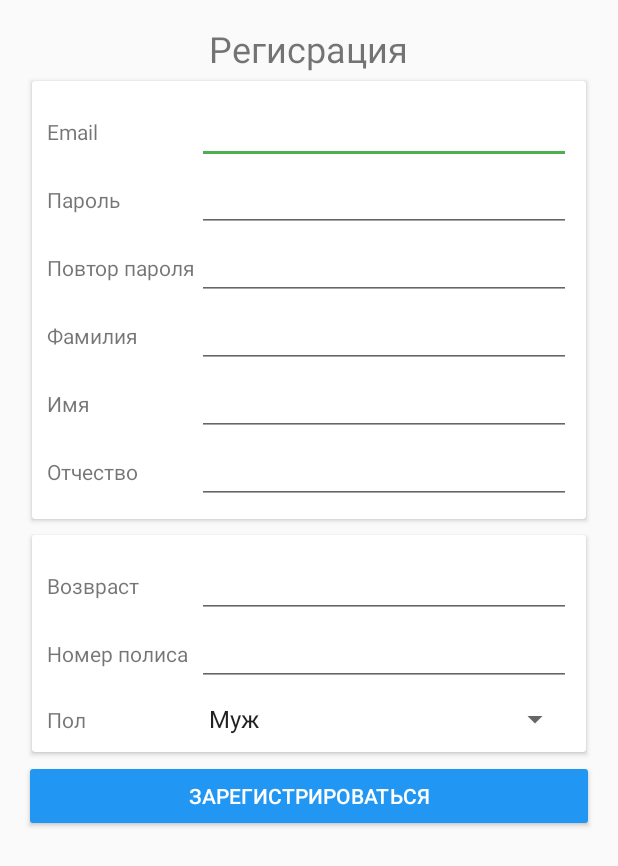
After one commit to aemarkov/study-stomatology, an Android app: the NewAccountActivity screen opened directly, with no data from a screen before it, on a phone screen of 412 x 824 dp. The commit adds this screen. Shown: the top 866 px of the screen. Run offline under Robolectric (Android 15) with nearby library versions, the phone set to English and light mode, and no system bars; 1 statement that could not run was skipped.

Commit message:
Начал работу с аккаунтом, но какая-то хрень, фтопку

```diff
--- a/app/src/main/AndroidManifest.xml
+++ b/app/src/main/AndroidManifest.xml
@@ -3,6 +3,10 @@
     package="com.example.stomatologyclient">
 
     <uses-permission android:name="android.permission.INTERNET" />
+    <uses-permission android:name="android.permission.GET_ACCOUNTS" />
+    <uses-permission android:name="android.permission.MANAGE_ACCOUNTS" />
+    <uses-permission android:name="android.permission.AUTHENTICATE_ACCOUNTS" />
+    <uses-permission android:name="android.permission.USE_CREDENTIALS" />
 
     <application
         android:allowBackup="true"
@@ -47,6 +51,7 @@
                 android:name="android.support.PARENT_ACTIVITY"
                 android:value="com.example.stomatologyclient.MainActivity" />
         </activity>
+        <activity android:name=".activity.NewAccountActivity"></activity>
     </application>
 
 </manifest>
--- a/app/src/main/java/com/example/stomatologyclient/MainActivity.java
+++ b/app/src/main/java/com/example/stomatologyclient/MainActivity.java
@@ -12,6 +12,7 @@ import android.support.v7.widget.Toolbar;
 import android.view.Menu;
 import android.view.MenuItem;
 
+import com.example.stomatologyclient.auth.StomatologyAuthenticator;
 import com.example.stomatologyclient.fragments.AboutFramgnet;
 import com.example.stomatologyclient.fragments.CategoriesFragment;
 import com.example.stomatologyclient.fragments.DoctorsFragment;
--- /dev/null
+++ b/app/src/main/java/com/example/stomatologyclient/activity/NewAccountActivity.java
@@ -0,0 +1,107 @@
+package com.example.stomatologyclient.activity;
+
+import android.accounts.AccountAuthenticatorActivity;
+import android.support.v7.app.AppCompatActivity;
+import android.os.Bundle;
+import android.util.Log;
+import android.view.View;
+import android.widget.Button;
+import android.widget.EditText;
+import android.widget.Spinner;
+import android.widget.TextView;
+
+import com.example.stomatologyclient.R;
+import com.example.stomatologyclient.api.API;
+import com.example.stomatologyclient.api.Models;
+import com.example.stomatologyclient.api.RetrofitFactory;
+
+import retrofit2.Call;
+import retrofit2.Callback;
+import retrofit2.Response;
+import retrofit2.Retrofit;
+
+/**
+ * Activity для регистрации нового пользователя
+ */
+public class NewAccountActivity extends AccountAuthenticatorActivity implements View.OnClickListener
+{
+
+    public  final static String EXTRA_TOKEN_TYPE = "EXTRA_TOKEN_TYPE";
+    String tokenType;
+
+    EditText email;
+    EditText pass;
+    EditText pass_confirm;
+    EditText surname;
+    EditText name;
+    EditText middlename;
+
+    EditText age;
+    EditText polis;
+    Spinner sex;
+
+    Button register_button;
+
+    @Override
+    protected void onCreate(Bundle savedInstanceState) {
+        super.onCreate(savedInstanceState);
+        setContentView(R.layout.activity_new_account);
+
+        email = (EditText)findViewById(R.id.email_edit);
+        pass = (EditText)findViewById(R.id.password_edit);
+        pass_confirm = (EditText)findViewById(R.id.password_check_edit);
+        surname = (EditText)findViewById(R.id.surname_edit);
+        name = (EditText)findViewById(R.id.name_edit);
+        middlename = (EditText)findViewById(R.id.middlename_edit);
+
+        age = (EditText)findViewById(R.id.age_edit);
+        polis = (EditText)findViewById(R.id.polis_edit);
+        sex = (Spinner) findViewById(R.id.sex_spinner);
+
+        Button button = (Button)findViewById(R.id.register_button);
+
+        button.setOnClickListener(this);
+
+        tokenType = getIntent().getExtras().getString(EXTRA_TOKEN_TYPE);
+
+        //findal Call<Response> resp = api.getToken()
+    }
+
+
+    // Регистрация
+    @Override
+    public void onClick(View v) {
+        //Настройка запроса
+        Retrofit retrofit = RetrofitFactory.GetRetrofit();
+        API api = retrofit.create(API.class);
+
+        Models.PatientRegistrationViewModel model = new Models.PatientRegistrationViewModel();
+        model.Email = email.getText().toString();
+        model.Password = pass.getText().toString();
+        model.ConfirmPassword = pass_confirm.getText().toString();
+        model.Name = name.getText().toString();
+        model.Surname = surname.getText().toString();
+        model.Middlename = middlename.getText().toString();
+
+        String[] sex_arr = getResources().getStringArray(R.array.sex);
+
+        model.IsMen = sex.getSelectedItem().toString().equals(sex_arr[0]);
+        model.Age = Integer.parseInt(age.getText().toString());
+        model.MedicalCardNumber = Integer.parseInt(polis.getText().toString());
+
+        final Call<Response> resp = api.registerPatient(model);
+        resp.enqueue(new Callback<Response>() {
+            @Override
+            public void onResponse(Call<Response> call, Response<Response> response) {
+                int code = response.code();
+                String str = response.message();
+                Log.d("WTF",str);
+            }
+
+            @Override
+            public void onFailure(Call<Response> call, Throwable t) {
+
+            }
+        });
+    }
+}
--- a/app/src/main/java/com/example/stomatologyclient/api/API.java
+++ b/app/src/main/java/com/example/stomatologyclient/api/API.java
@@ -5,6 +5,8 @@ import java.util.List;
 import retrofit2.Call;
 import retrofit2.Response;
 import retrofit2.http.DELETE;
+import retrofit2.http.Field;
+import retrofit2.http.FormUrlEncoded;
 import retrofit2.http.GET;
 import retrofit2.http.POST;
 import retrofit2.http.PUT;
@@ -78,4 +80,19 @@ public interface API
     @DELETE("api/doctor/{id}")
     Call<Response> deleteDoctor(@Path("id") int id);
 
+    //Получение токена
+    @FormUrlEncoded
+    @POST("Token")
+    Call<Response> getToken(@Field("grant_type") String grant_type,@Field("username") String username, @Field("password") String password );
+
+
+    //Регистрация
+    @POST("api/Account/RegisterPatient")
+    Call<Response> registerPatient(Models.PatientRegistrationViewModel model);
+
+    @POST("api/Account/RegisterDoctor")
+    Call<Response> registerDoctor(Models.DoctorRegistrationViewModel model);
+
+    @POST("api/Account/RegisterDentalTechnican")
+    Call<Response> registerTechnican(Models.TechnicanRegistrationViewModel model);
 }
--- /dev/null
+++ b/app/src/main/res/layout/activity_new_account.xml
@@ -0,0 +1,213 @@
+<?xml version="1.0" encoding="utf-8"?>
+<ScrollView xmlns:android="http://schemas.android.com/apk/res/android"
+    xmlns:tools="http://schemas.android.com/tools"
+    android:layout_width="match_parent"
+    android:layout_height="match_parent"
+    android:paddingBottom="@dimen/activity_vertical_margin"
+    android:paddingLeft="@dimen/activity_horizontal_margin"
+    android:paddingRight="@dimen/activity_horizontal_margin"
+    android:paddingTop="@dimen/activity_vertical_margin"
+    tools:context="com.example.stomatologyclient.activity.NewAccountActivity">
+
+    <LinearLayout
+        android:layout_width="match_parent"
+        android:layout_height="wrap_content"
+        android:orientation="vertical">
+
+        <TextView
+            android:layout_width="wrap_content"
+            android:layout_height="wrap_content"
+            android:textSize="24sp"
+            android:layout_gravity="center_horizontal"
+            android:text="Регисрация"/>
+
+
+        <android.support.v7.widget.CardView
+            android:layout_margin="5dp"
+            android:layout_width="match_parent"
+            android:layout_height="wrap_content">
+
+            <LinearLayout
+                android:layout_margin="10dp"
+                android:layout_width="match_parent"
+                android:layout_height="wrap_content"
+                android:orientation="vertical">
+
+                <LinearLayout
+                    android:layout_width="match_parent"
+                    android:layout_height="wrap_content"
+                    android:orientation="horizontal">
+                    <TextView
+                        android:layout_width="match_parent"
+                        android:layout_height="wrap_content"
+                        android:text="Email"
+                        android:layout_weight="2.5"/>
+                    <EditText
+                        android:id="@+id/email_edit"
+                        android:layout_width="match_parent"
+                        android:layout_height="wrap_content"
+                        android:layout_weight="1"/>
+                </LinearLayout>
+
+                <LinearLayout
+                    android:layout_width="match_parent"
+                    android:layout_height="wrap_content"
+                    android:orientation="horizontal">
+                    <TextView
+                        android:layout_width="match_parent"
+                        android:layout_height="wrap_content"
+                        android:text="Пароль"
+                        android:layout_weight="2.5"/>
+                    <EditText
+                        android:id="@+id/password_edit"
+                        android:layout_width="match_parent"
+                        android:layout_height="wrap_content"
+                        android:inputType="numberPassword"
+                        android:layout_weight="1"/>
+                </LinearLayout>
+
+                <LinearLayout
+                    android:layout_width="match_parent"
+                    android:layout_height="wrap_content"
+                    android:orientation="horizontal">
+                    <TextView
+                        android:layout_width="match_parent"
+                        android:layout_height="wrap_content"
+                        android:text="Повтор пароля"
+                        android:layout_weight="2.5"/>
+                    <EditText
+                        android:id="@+id/password_check_edit"
+                        android:layout_width="match_parent"
+                        android:layout_height="wrap_content"
+                        android:inputType="numberPassword"
+                        android:layout_weight="1"/>
+                </LinearLayout>
+
+                <LinearLayout
+                    android:layout_width="match_parent"
+                    android:layout_height="wrap_content"
+                    android:orientation="horizontal">
+                    <TextView
+                        android:layout_width="match_parent"
+                        android:layout_height="wrap_content"
+                        android:text="Фамилия"
+                        android:layout_weight="2.5"/>
+                    <EditText
+                        android:id="@+id/surname_edit"
+                        android:layout_width="match_parent"
+                        android:layout_height="wrap_content"
+                        android:layout_weight="1"/>
+                </LinearLayout>
+                <LinearLayout
+                    android:layout_width="match_parent"
+                    android:layout_height="wrap_content"
+                    android:orientation="horizontal">
+                    <TextView
+                        android:layout_width="match_parent"
+                        android:layout_height="wrap_content"
+                        android:text="Имя"
+                        android:layout_weight="2.5"/>
+                    <EditText
+                        android:id="@+id/name_edit"
+                        android:layout_width="match_parent"
+                        android:layout_height="wrap_content"
+                        android:layout_weight="1"/>
+                </LinearLayout>
+
+                <LinearLayout
+                    android:layout_width="match_parent"
+                    android:layout_height="wrap_content"
+                    android:orientation="horizontal">
+                    <TextView
+                        android:layout_width="match_parent"
+                        android:layout_height="wrap_content"
+                        android:text="Отчество"
+                        android:layout_weight="2.5"/>
+                    <EditText
+                        android:id="@+id/middlename_edit"
+                        android:layout_width="match_parent"
+                        android:layout_height="wrap_content"
+                        android:layout_weight="1"/>
+                </LinearLayout>
+            </LinearLayout>
+
+        </android.support.v7.widget.CardView>
+
+        <android.support.v7.widget.CardView
+            android:layout_margin="5dp"
+            android:id="@+id/registration_patient"
+            android:layout_width="match_parent"
+            android:layout_height="wrap_content">
+
+            <LinearLayout
+                android:layout_margin="10dp"
+                android:layout_width="match_parent"
+                android:layout_height="wrap_content"
+                android:orientation="vertical">
+
+                <LinearLayout
+                    android:layout_width="match_parent"
+                    android:layout_height="wrap_content"
+                    android:orientation="horizontal">
+                    <TextView
+                        android:layout_width="match_parent"
+                        android:layout_height="wrap_content"
+                        android:text="Возвраст"
+                        android:layout_weight="2.5"/>
+                    <EditText
+                        android:id="@+id/age_edit"
+                        android:inputType="number"
+                        android:layout_width="match_parent"
+                        android:layout_height="wrap_content"
+                        android:layout_weight="1"/>
+                </LinearLayout>
+
+                <LinearLayout
+                    android:layout_width="match_parent"
+                    android:layout_height="wrap_content"
+                    android:orientation="horizontal">
+                    <TextView
+                        android:layout_width="match_parent"
+                        android:layout_height="wrap_content"
+                        android:text="Номер полиса"
+                        android:layout_weight="2.5"/>
+                    <EditText
+                        android:id="@+id/polis_edit"
+                        android:layout_width="match_parent"
+                        android:layout_height="wrap_content"
+                        android:inputType="number"
+                        android:layout_marginBottom="10dp"
+                        android:layout_weight="1"/>
+                </LinearLayout>
+
+                <LinearLayout
+                    android:layout_width="match_parent"
+                    android:layout_height="wrap_content"
+                    android:orientation="horizontal">
+                    <TextView
+                        android:layout_width="match_parent"
+                        android:layout_height="wrap_content"
+                        android:text="Пол"
+                        android:layout_weight="2.5"/>
+                    <Spinner
+                        android:id="@+id/sex_spinner"
+                        android:layout_weight="1"
+                        android:layout_width="match_parent"
+                        android:layout_height="wrap_content"
+                        android:entries="@array/sex"></Spinner>
+                </LinearLayout>
+            </LinearLayout>
+
+        </android.support.v7.widget.CardView>
+
+        <Button
+            android:layout_width="match_parent"
+            android:layout_height="wrap_content"
+            android:id="@+id/register_button"
+            android:text="Зарегистрироваться"
+            android:textColor="@android:color/white"
+            android:backgroundTint="@color/colorPrimary"/>
+
+    </LinearLayout>
+
+</ScrollView>
--- a/app/src/main/res/values/strings.xml
+++ b/app/src/main/res/values/strings.xml
@@ -24,4 +24,9 @@
     <string name="hello_blank_fragment">Hello blank fragment</string>
     <string name="title_activity_doctor">DoctorActivity</string>
 
+    <string-array name="sex">
+        <item>Муж</item>
+        <item>Жен</item>
+    </string-array>
+
 </resources>
```
Also changed, not shown: app/src/main/java/com/example/stomatologyclient/api/Models.java (+61 -14 lines), app/src/main/java/com/example/stomatologyclient/api/RetrofitFactory.java (+37 -0 lines), app/src/main/java/com/example/stomatologyclient/auth/StomatologyAuthenticator.java (added, +93 -0 lines).
